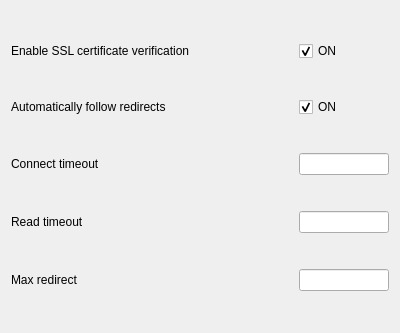
Old version of the form src/ui/component/request_set_view.ui in the repository weijiang1994/iPost.
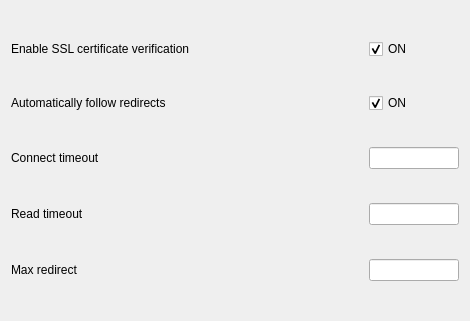
New version of the form.

The edit to the form file:
```diff
--- a/src/ui/component/request_set_view.ui
+++ b/src/ui/component/request_set_view.ui
@@ -6,8 +6,8 @@
    <rect>
     <x>0</x>
     <y>0</y>
-    <width>400</width>
-    <height>333</height>
+    <width>470</width>
+    <height>321</height>
    </rect>
   </property>
   <property name="windowTitle">
```
Left out of the diff: 68 changed lines with no effect on the pictures.
